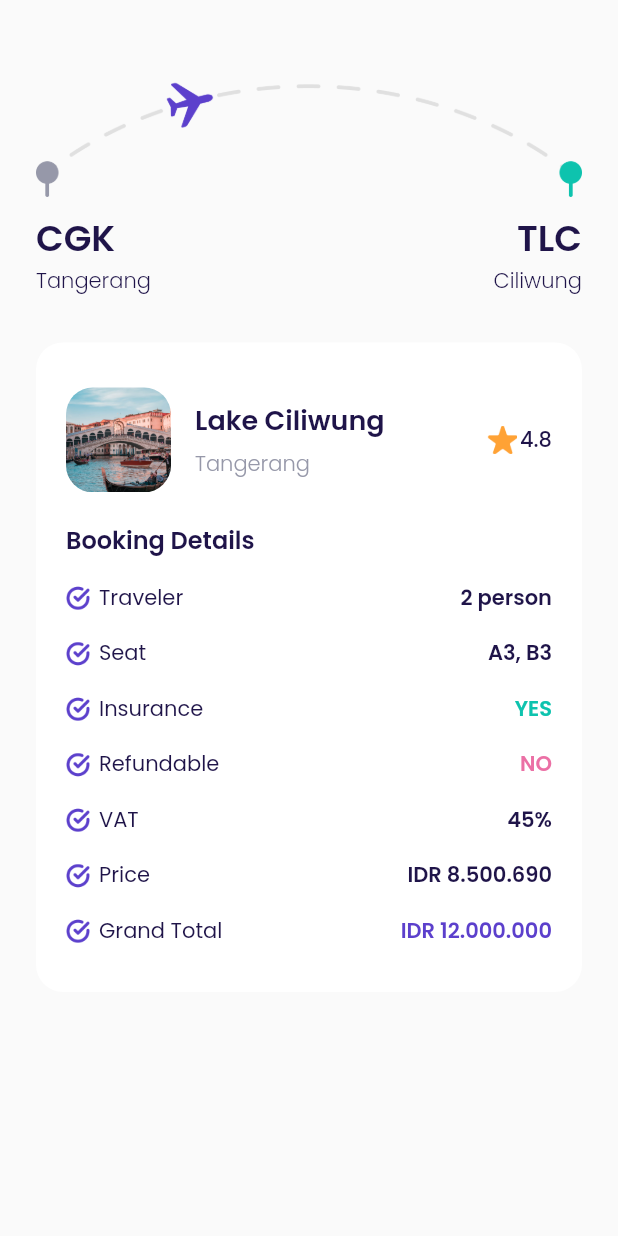
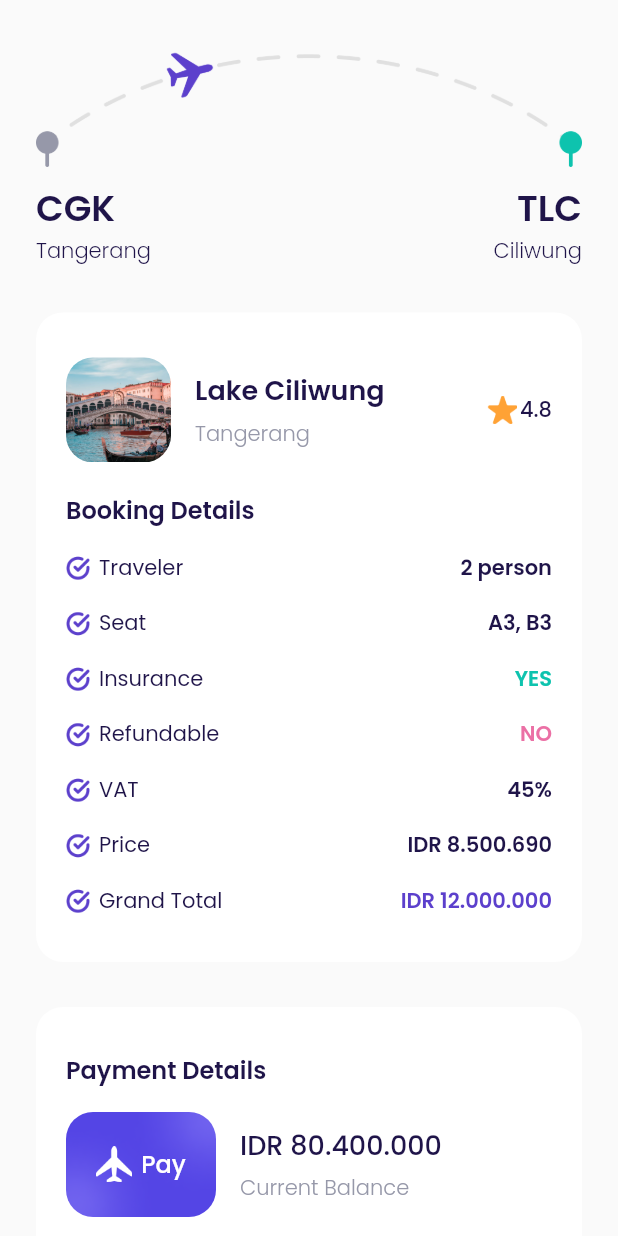
Before and after one commit to wilyanto/flutter-airplane, a Flutter app: the CheckoutPage screen opened by its route, on a phone screen of 412 x 824 dp. Run offline on Flutter 3.47's test engine with Material 2 defaults, Android fonts, the phone set to English and light mode, and no system bars; our stand-ins replace google_fonts.

Commit message:
finished checkout page

```diff
--- a/lib/presentation/checkout/checkout_page.dart
+++ b/lib/presentation/checkout/checkout_page.dart
@@ -1,4 +1,6 @@
 import 'package:airplane/presentation/checkout/widgets/booking_detail_item.dart';
+import 'package:airplane/presentation/core/widgets/cta_button.dart';
+import 'package:airplane/presentation/core/widgets/tac.dart';
 import 'package:airplane/shared/theme.dart';
 import 'package:flutter/material.dart';
 
@@ -7,7 +9,7 @@ class CheckoutPage extends StatelessWidget {
   @override
   Widget build(BuildContext context) {
     Widget route() => Container(
-          margin: const EdgeInsets.only(top: 50),
+          margin: const EdgeInsets.only(top: 30),
           child: Column(
             children: [
               Container(
@@ -186,14 +188,116 @@ class CheckoutPage extends StatelessWidget {
           ),
         );
 
+    Widget paymentDetails() => Container(
+          margin: const EdgeInsets.only(top: 30),
+          padding: const EdgeInsets.symmetric(
+            horizontal: 20,
+            vertical: 30,
+          ),
+          decoration: BoxDecoration(
+            borderRadius: BorderRadius.circular(
+              defaultRadius,
+            ),
+            color: kWhiteColor,
+          ),
+          child: Column(
+            crossAxisAlignment: CrossAxisAlignment.start,
+            children: [
+              Text(
+                'Payment Details',
+                style: blackTextStyle.copyWith(
+                  fontSize: 16,
+                  fontWeight: semiBold,
+                ),
+              ),
+              Container(
+                margin: const EdgeInsets.only(top: 16),
+                child: Row(
+                  children: [
+                    Container(
+                      width: 100,
+                      height: 70,
+                      margin: const EdgeInsets.only(right: 16),
+                      decoration: BoxDecoration(
+                        borderRadius: BorderRadius.circular(defaultRadius),
+                        image: const DecorationImage(
+                          fit: BoxFit.cover,
+                          image: AssetImage('assets/image_card.png'),
+                        ),
+                      ),
+                      child: Center(
+                        child: Row(
+                          mainAxisAlignment: MainAxisAlignment.center,
+                          children: [
+                            Container(
+                              width: 24,
+                              height: 25,
+                              margin: const EdgeInsets.only(right: 6),
+                              decoration: const BoxDecoration(
+                                image: DecorationImage(
+                                  image: AssetImage('assets/icon_plane.png'),
+                                ),
+                              ),
+                            ),
+                            Text(
+                              'Pay',
+                              style: whiteTextStyle.copyWith(
+                                fontSize: 16,
+                                fontWeight: medium,
+                              ),
+                            )
+                          ],
+                        ),
+                      ),
+                    ),
+                    Column(
+                      crossAxisAlignment: CrossAxisAlignment.start,
+                      children: [
+                        Text(
+                          'IDR 80.400.000',
+                          style: blackTextStyle.copyWith(
+                            fontSize: 18,
+                            fontWeight: medium,
+                          ),
+                          overflow: TextOverflow.ellipsis,
+                        ),
+                        const SizedBox(
+                          height: 5,
+                        ),
+                        Text(
+                          'Current Balance',
+                          style: greyTextStyle.copyWith(
+                            fontWeight: light,
+                          ),
+                        ),
+                      ],
+                    )
+                  ],
+                ),
+              ),
+            ],
+          ),
+        );
+
+    Widget payNowButton() => CtaButton(
+          margin: const EdgeInsets.only(top: 30),
+          title: 'Pay Now',
+          onPressed: () {},
+        );
+
     return Scaffold(
       backgroundColor: kBackgroundColor,
-      body: ListView(
-        padding: EdgeInsets.symmetric(horizontal: defaultMargin),
-        children: [
-          route(),
-          bookingDetails(),
-        ],
+      body: SafeArea(
+        child: ListView(
+          padding: EdgeInsets.symmetric(horizontal: defaultMargin),
+          children: [
+            route(),
+            bookingDetails(),
+            paymentDetails(),
+            payNowButton(),
+            TacButton(),
+          ],
+        ),
       ),
     );
   }
--- /dev/null
+++ b/lib/presentation/core/widgets/tac.dart
@@ -0,0 +1,20 @@
+import 'package:airplane/shared/theme.dart';
+import 'package:flutter/material.dart';
+
+class TacButton extends StatelessWidget {
+  @override
+  Widget build(BuildContext context) {
+    return Container(
+      alignment: Alignment.center,
+      margin: EdgeInsets.only(top: 35, bottom: defaultMargin),
+      child: Text(
+        'Terms and Conditions',
+        style: greenTextStyle.copyWith(
+          fontSize: 16,
+          fontWeight: light,
+          decoration: TextDecoration.underline,
+        ),
+      ),
+    );
+  }
+}
--- a/lib/presentation/sign_up/sign_up_page.dart
+++ b/lib/presentation/sign_up/sign_up_page.dart
@@ -1,6 +1,7 @@
 import 'package:airplane/presentation/bonus/bonus_page.dart';
 import 'package:airplane/presentation/core/widgets/cta_button.dart';
 import 'package:airplane/presentation/core/widgets/custom_text_form_field.dart';
+import 'package:airplane/presentation/core/widgets/tac.dart';
 import 'package:airplane/shared/theme.dart';
 import 'package:flutter/material.dart';
 
@@ -68,19 +69,6 @@ class SignUpPage extends StatelessWidget {
       );
     }
 
-    Widget tacButton() => Container(
-          alignment: Alignment.center,
-          margin: const EdgeInsets.only(top: 50, bottom: 73),
-          child: Text(
-            'Terms and Conditions',
-            style: greenTextStyle.copyWith(
-              fontSize: 16,
-              fontWeight: light,
-              decoration: TextDecoration.underline,
-            ),
-          ),
-        );
-
     return Scaffold(
       backgroundColor: kBackgroundColor,
       body: SafeArea(
@@ -89,7 +77,7 @@ class SignUpPage extends StatelessWidget {
           children: [
             title(),
             inputSection(),
-            tacButton(),
+            TacButton(),
           ],
         ),
       ),
```
